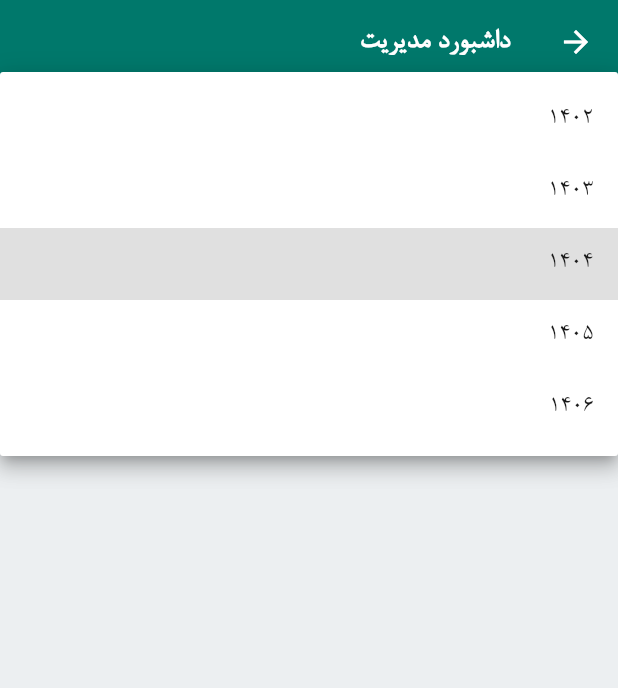
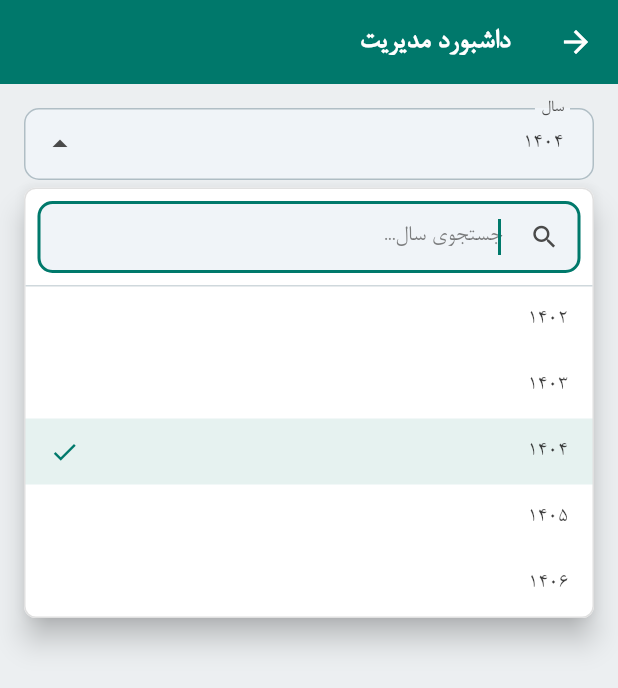
Before and after one commit to masood129/timesheet, a Flutter app: the ManagerDashboard screen opened directly, after a tap on "1404", on a phone screen of 412 x 824 dp. Shown: the top 688 px of the screen. Run offline on Flutter 3.47's test engine with Material 3 defaults, Android fonts, the phone set to English and light mode, and no system bars; our stand-ins replace flutter_dotenv, flutter_easyloading, flutter_native_splash, get, permission_handler, shamsi_date and 3 more; missing offline and left inert: dart:html, excel, file_saver, persian_datetime_picker; accounts and stored records are empty; network calls fail; statements that could not run were skipped.

Commit message:
feat: Add searchable dropdown with autocomplete to all dropdowns
- Created reusable SearchableDropdown component with search and filter
- Added autocomplete functionality for better UX
- Replaced all DropdownButtonFormField with SearchableDropdown
- Updated: task_row, car_cost_row, gym_cost_dialog, daily_details_tab
- Updated: monthly_report_dialog, draft_reports_dialog, calendar_app_bar
- Updated: logs_viewer_page, manager_dashboard
- Fixed disabled state handling for dynamic enable/disable scenarios
- No backend changes needed - client-side filtering only

```diff
--- /dev/null
+++ b/lib/core/widgets/searchable_dropdown.dart
@@ -0,0 +1,258 @@
+import 'package:flutter/material.dart';
+
+class SearchableDropdown<T> extends StatefulWidget {
+  final T? value;
+  final List<DropdownMenuItem<T>> items;
+  final ValueChanged<T?>? onChanged;
+  final InputDecoration? decoration;
+  final FormFieldValidator<T>? validator;
+  final String? searchHint;
+  final String Function(T)? itemAsString;
+
+  const SearchableDropdown({
+    super.key,
+    required this.items,
+    this.value,
+    this.onChanged,
+    this.decoration,
+    this.validator,
+    this.searchHint = 'جستجو...',
+    this.itemAsString,
+  });
+
+  @override
+  State<SearchableDropdown<T>> createState() => _SearchableDropdownState<T>();
+}
+
+class _SearchableDropdownState<T> extends State<SearchableDropdown<T>> {
+  final TextEditingController _searchController = TextEditingController();
+  List<DropdownMenuItem<T>> _filteredItems = [];
+  bool _isOpen = false;
+  final LayerLink _layerLink = LayerLink();
+  OverlayEntry? _overlayEntry;
+  final FocusNode _focusNode = FocusNode();
+
+  @override
+  void initState() {
+    super.initState();
+    _filteredItems = widget.items;
+    _searchController.addListener(_filterItems);
+  }
+
+  @override
+  void dispose() {
+    _searchController.dispose();
+    _focusNode.dispose();
+    _removeOverlay();
+    super.dispose();
+  }
+
+  void _filterItems() {
+    final query = _searchController.text.toLowerCase();
+    setState(() {
+      if (query.isEmpty) {
+        _filteredItems = widget.items;
+      } else {
+        _filteredItems = widget.items.where((item) {
+          final text = _getItemText(item.value);
+          return text.toLowerCase().contains(query);
+        }).toList();
+      }
+    });
+    _updateOverlay();
+  }
+
+  String _getItemText(T? value) {
+    if (value == null) return '';
+    if (widget.itemAsString != null) {
+      return widget.itemAsString!(value);
+    }
+    // Try to find the text from the item
+    final item = widget.items.firstWhere(
+      (item) => item.value == value,
+      orElse: () => widget.items.first,
+    );
+    // Extract text from the child widget
+    if (item.child is Text) {
+      return (item.child as Text).data ?? '';
+    }
+    return value.toString();
+  }
+
+  void _toggleDropdown() {
+    if (_isOpen) {
+      _removeOverlay();
+    } else {
+      _showOverlay();
+    }
+  }
+
+  void _showOverlay() {
+    _overlayEntry = _createOverlayEntry();
+    Overlay.of(context).insert(_overlayEntry!);
+    setState(() {
+      _isOpen = true;
+    });
+    _focusNode.requestFocus();
+  }
+
+  void _removeOverlay() {
+    _overlayEntry?.remove();
+    _overlayEntry = null;
+    _searchController.clear();
+    setState(() {
+      _isOpen = false;
+    });
+  }
+
+  void _updateOverlay() {
+    _overlayEntry?.markNeedsBuild();
+  }
+
+  OverlayEntry _createOverlayEntry() {
+    RenderBox renderBox = context.findRenderObject() as RenderBox;
+    var size = renderBox.size;
+
+    return OverlayEntry(
+      builder: (context) => GestureDetector(
+        behavior: HitTestBehavior.translucent,
+        onTap: _removeOverlay,
+        child: Stack(
+          children: [
+            Positioned(
+              width: size.width,
+              child: CompositedTransformFollower(
+                link: _layerLink,
+                showWhenUnlinked: false,
+                offset: Offset(0, size.height + 5),
+                child: Material(
+                  elevation: 8,
+                  borderRadius: BorderRadius.circular(8),
+                  child: Container(
+                    constraints: const BoxConstraints(maxHeight: 300),
+                    decoration: BoxDecoration(
+                      color: Colors.white,
+                      borderRadius: BorderRadius.circular(8),
+                      border: Border.all(color: Colors.grey.shade300),
+                    ),
+                    child: Column(
+                      mainAxisSize: MainAxisSize.min,
+                      children: [
+                        // Search field
+                        Padding(
+                          padding: const EdgeInsets.all(8.0),
+                          child: TextField(
+                            controller: _searchController,
+                            focusNode: _focusNode,
+                            decoration: InputDecoration(
+                              hintText: widget.searchHint,
+                              prefixIcon: const Icon(Icons.search, size: 20),
+                              suffixIcon: _searchController.text.isNotEmpty
+                                  ? IconButton(
+                                      icon: const Icon(Icons.clear, size: 20),
+                                      onPressed: () {
+                                        _searchController.clear();
+                                      },
+                                    )
+                                  : null,
+                              contentPadding: const EdgeInsets.symmetric(
+                                horizontal: 12,
+                                vertical: 8,
+                              ),
+                              border: OutlineInputBorder(
+                                borderRadius: BorderRadius.circular(8),
+                              ),
+                              isDense: true,
+                            ),
+                          ),
+                        ),
+                        const Divider(height: 1),
+                        // Items list
+                        Flexible(
+                          child: _filteredItems.isEmpty
+                              ? const Padding(
+                                  padding: EdgeInsets.all(16.0),
+                                  child: Text(
+                                    'موردی یافت نشد',
+                                    style: TextStyle(color: Colors.grey),
+                                  ),
+                                )
+                              : ListView.builder(
+                                  shrinkWrap: true,
+                                  padding: EdgeInsets.zero,
+                                  itemCount: _filteredItems.length,
+                                  itemBuilder: (context, index) {
+                                    final item = _filteredItems[index];
+                                    final isSelected = item.value == widget.value;
+                                    return InkWell(
+                                      onTap: () {
+                                        widget.onChanged?.call(item.value);
+                                        _removeOverlay();
+                                      },
+                                      child: Container(
+                                        padding: const EdgeInsets.symmetric(
+                                          horizontal: 16,
+                                          vertical: 12,
+                                        ),
+                                        color: isSelected
+                                            ? Theme.of(context)
+                                                .primaryColor
+                                                .withValues(alpha: 0.1)
+                                            : null,
+                                        child: Row(
+                                          children: [
+                                            Expanded(child: item.child),
+                                            if (isSelected)
+                                              Icon(
+                                                Icons.check,
+                                                size: 20,
+                                                color: Theme.of(context)
+                                                    .primaryColor,
+                                              ),
+                                          ],
+                                        ),
+                                      ),
+                                    );
+                                  },
+                                ),
+                        ),
+                      ],
+                    ),
+                  ),
+                ),
+              ),
+            ),
+          ],
+        ),
+      ),
+    );
+  }
+
+  @override
+  Widget build(BuildContext context) {
+    return FormField<T>(
+      validator: widget.validator,
+      initialValue: widget.value,
+      builder: (FormFieldState<T> field) {
+        return CompositedTransformTarget(
+          link: _layerLink,
+          child: InkWell(
+            onTap: _toggleDropdown,
+            child: InputDecorator(
+              decoration: (widget.decoration ?? const InputDecoration()).copyWith(
+                errorText: field.errorText,
+                suffixIcon: Icon(
+                  _isOpen ? Icons.arrow_drop_up : Icons.arrow_drop_down,
+                ),
+              ),
+              isEmpty: widget.value == null,
+              child: widget.value == null
+                  ? null
+                  : Text(_getItemText(widget.value)),
+            ),
+          ),
+        );
+      },
+    );
+  }
+}
--- a/lib/home/component/widget/draft_reports_dialog.dart
+++ b/lib/home/component/widget/draft_reports_dialog.dart
@@ -6,6 +6,7 @@ import '../../../model/draft_report_model.dart';
 import '../../../templates/report_details_template.dart';
 import '../../controller/home_controller.dart';
 import '../../../core/theme/snackbar_helper.dart';
+import '../../../core/widgets/searchable_dropdown.dart';
 
 void showDraftReportsDialog(
   BuildContext context,
@@ -243,8 +244,8 @@ Widget _buildMonthDropdown(
     shape: RoundedRectangleBorder(borderRadius: BorderRadius.circular(12)),
     child: Padding(
       padding: const EdgeInsets.all(12.0),
-      child: DropdownButtonFormField<int>(
-        initialValue: selectedMonth.value,
+      child: SearchableDropdown<int>(
+        value: selectedMonth.value,
         decoration: InputDecoration(
           labelText: 'select_month'.tr,
           labelStyle: const TextStyle(fontWeight: FontWeight.w500),
@@ -261,6 +262,7 @@ Widget _buildMonthDropdown(
             borderSide: const BorderSide(color: Colors.blue, width: 2),
           ),
         ),
+        searchHint: 'جستجوی ماه...',
         items:
             availableMonths.map((month) {
               return DropdownMenuItem(
--- a/lib/home/component/widget/gym_cost_dialog.dart
+++ b/lib/home/component/widget/gym_cost_dialog.dart
@@ -5,6 +5,7 @@ import 'package:intl/intl.dart';
 import 'package:shamsi_date/shamsi_date.dart';
 import '../../controller/home_controller.dart';
 import '../../../core/theme/snackbar_helper.dart';
+import '../../../core/widgets/searchable_dropdown.dart';
 
 void showGymCostDialog(BuildContext context, HomeController homeController) {
   final now = Jalali.now();
@@ -71,14 +72,15 @@ void showGymCostDialog(BuildContext context, HomeController homeController) {
               ),
               const SizedBox(height: 16),
               // انتخاب ماه با نام‌های شمسی و پیش‌فرض جاری (فقط ماه‌های جاری و قبلی)
-              DropdownButtonFormField<int>(
-                initialValue: currentMonth,
+              SearchableDropdown<int>(
+                value: currentMonth,
                 decoration: InputDecoration(
                   labelText: 'month'.tr,
                   border: OutlineInputBorder(
                     borderRadius: BorderRadius.circular(8),
                   ),
                 ),
+                searchHint: 'جستجوی ماه...',
                 items:
                     months.map((month) {
                       return DropdownMenuItem(
--- a/lib/home/component/widget/monthly_report_dialog.dart
+++ b/lib/home/component/widget/monthly_report_dialog.dart
@@ -3,6 +3,7 @@ import 'package:get/get.dart';
 import 'package:shamsi_date/shamsi_date.dart';
 
 import '../../controller/home_controller.dart';
+import '../../../core/widgets/searchable_dropdown.dart';
 
 void showMonthlyReportDialog(
   BuildContext context,
@@ -62,14 +63,15 @@ void showMonthlyReportDialog(
             const SizedBox(height: 16),
             // انتخاب ماه با نام‌های شمسی و محدود به ماه جاری
             Obx(
-              () => DropdownButtonFormField<int>(
-                initialValue: selectedMonth.value,
+              () => SearchableDropdown<int>(
+                value: selectedMonth.value,
                 decoration: InputDecoration(
                   labelText: 'ماه'.tr,
                   border: OutlineInputBorder(
                     borderRadius: BorderRadius.circular(8),
                   ),
                 ),
+                searchHint: 'جستجوی ماه...',
                 items:
                     months.map((month) {
                       return DropdownMenuItem(
--- a/lib/manager/view/manager_dashboard.dart
+++ b/lib/manager/view/manager_dashboard.dart
@@ -6,6 +6,7 @@ import 'package:timesheet/manager/controller/manager_controller.dart';
 import '../../home/controller/auth_controller.dart';
 import '../../templates/report_details_template.dart';
 import '../../../model/draft_report_model.dart'; // Use DraftReportModel
+import '../../core/widgets/searchable_dropdown.dart';
 
 class ManagerDashboard extends StatelessWidget {
   ManagerDashboard({super.key});
@@ -22,14 +23,15 @@ class ManagerDashboard extends StatelessWidget {
         child: Column(
           children: [
             Obx(
-              () => DropdownButtonFormField<int>(
-                initialValue: reportController.selectedYear.value,
+              () => SearchableDropdown<int>(
+                value: reportController.selectedYear.value,
                 decoration: InputDecoration(
                   labelText: 'year'.tr,
                   border: OutlineInputBorder(
                     borderRadius: BorderRadius.circular(12),
                   ),
                 ),
+                searchHint: 'جستجوی سال...',
                 items:
                     List.generate(5, (index) => Jalali.now().year - 2 + index)
                         .map(
@@ -45,14 +47,15 @@ class ManagerDashboard extends StatelessWidget {
             ),
             const SizedBox(height: 16),
             Obx(
-              () => DropdownButtonFormField<int>(
-                initialValue: reportController.selectedMonth.value,
+              () => SearchableDropdown<int>(
+                value: reportController.selectedMonth.value,
                 decoration: InputDecoration(
                   labelText: 'month'.tr,
                   border: OutlineInputBorder(
                     borderRadius: BorderRadius.circular(12),
                   ),
                 ),
+                searchHint: 'جستجوی ماه...',
                 items:
                     List.generate(12, (index) => index + 1)
                         .map(
```
Also changed, not shown: lib/home/component/widget/calendar_app_bar.dart (+25 -7 lines), lib/home/component/widget/car_cost_row.dart (+24 -8 lines), lib/home/component/widget/daily_details_tab.dart (+4 -4 lines), lib/home/component/widget/task_row.dart (+24 -8 lines), lib/home/view/logs_viewer_page.dart (+7 -4 lines).
